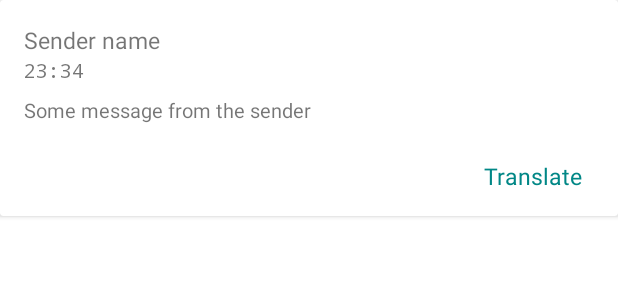
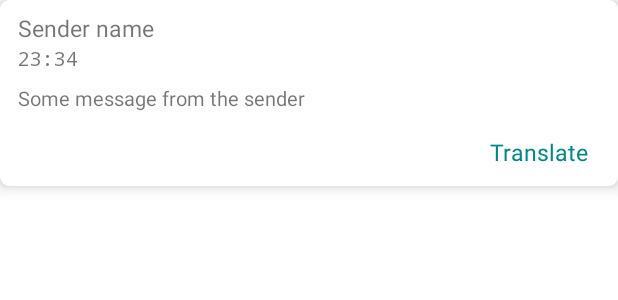
Before and after one commit to kuwapa/NotificationTranslate, an Android app: the layout msg_log_item.xml on its own in the app's theme, with its tools: preview values and no code run, on a phone screen of 412 x 824 dp. Shown: the top 300 px of the screen. Run offline under Robolectric (Android 15) with nearby library versions, the phone set to English and light mode, and no system bars; Roboto replaces fonts that are not available here.

Commit message:
Some beauty changes

```diff
--- a/app/src/main/AndroidManifest.xml
+++ b/app/src/main/AndroidManifest.xml
@@ -37,10 +37,6 @@
             <intent-filter>
                 <action android:name="android.service.notification.NotificationListenerService" />
             </intent-filter>
-
-            <meta-data
-                android:name="android.service.notification.default_filter_types"
-                android:value="conversations|alerting" />
         </service>
 
     </application>
--- a/app/src/main/java/com/pedalrhythm/notificationtranslate/DataUtils.kt
+++ b/app/src/main/java/com/pedalrhythm/notificationtranslate/DataUtils.kt
@@ -14,7 +14,7 @@ data class NotificationEntity(
 
 @Dao
 interface NotificationDao {
-    @Query("SELECT * FROM notification")
+    @Query("SELECT * FROM notification ORDER BY time DESC")
     fun getAll(): List<NotificationEntity>
 
     @Insert
--- a/app/src/main/java/com/pedalrhythm/notificationtranslate/NotificationListener.kt
+++ b/app/src/main/java/com/pedalrhythm/notificationtranslate/NotificationListener.kt
@@ -31,13 +31,14 @@ class NotificationListener : NotificationListenerService() {
     override fun onNotificationPosted(sbn: StatusBarNotification?) {
         if (sbn?.packageName == "com.whatsapp") {
 
+            Log.d("notification_data", sbn.notification.extras.toString())
             val sender = sbn.notification.extras.getString("android.title")
             val msg = sbn.notification.extras.getString("android.text")
 
             CoroutineScope(Dispatchers.IO).launch { // do your background tasks here
                 notificationDao.insert(
                     NotificationEntity(
-                        sender!!, msg!!, System.currentTimeMillis() / 1000
+                        sender!!.toString(), msg!!.toString(), System.currentTimeMillis() / 1000
                     )
                 )
             }
--- /dev/null
+++ b/app/src/main/res/drawable/map_button_ripple_bg.xml
@@ -0,0 +1,12 @@
+<?xml version="1.0" encoding="utf-8"?>
+<ripple xmlns:android="http://schemas.android.com/apk/res/android"
+    android:color="@color/md_grey_500">
+    <item
+        android:id="@android:id/mask"
+        android:gravity="center">
+        <shape>
+            <solid android:color="@color/white" />
+            <corners android:radius="6dp" />
+        </shape>
+    </item>
+</ripple>
--- a/app/src/main/res/layout/activity_main.xml
+++ b/app/src/main/res/layout/activity_main.xml
@@ -4,13 +4,15 @@
     xmlns:tools="http://schemas.android.com/tools"
     android:layout_width="match_parent"
     android:layout_height="match_parent"
-    android:background="@color/teal_200"
+    android:background="#E0E0E0"
     tools:context=".MainActivity">
 
     <androidx.recyclerview.widget.RecyclerView
         android:id="@+id/recyclerView"
         android:layout_width="match_parent"
         android:layout_height="match_parent"
+        android:padding="8dp"
+        android:clipToPadding="false"
         android:fontFamily="@font/bold_font"
         android:text="Hello World!"
         android:textColor="@color/white"
--- a/app/src/main/res/layout/msg_log_item.xml
+++ b/app/src/main/res/layout/msg_log_item.xml
@@ -2,16 +2,19 @@
 <androidx.cardview.widget.CardView xmlns:android="http://schemas.android.com/apk/res/android"
     xmlns:tools="http://schemas.android.com/tools"
     android:layout_width="match_parent"
+    xmlns:app="http://schemas.android.com/apk/res-auto"
+    app:cardElevation="6dp"
+    app:cardCornerRadius="6dp"
     android:layout_height="wrap_content">
 
     <RelativeLayout
         android:layout_width="match_parent"
         android:layout_height="wrap_content"
         android:orientation="vertical"
-        android:paddingLeft="16dp"
-        android:paddingTop="16dp"
-        android:paddingRight="16dp"
-        android:paddingBottom="8dp">
+        android:paddingLeft="12dp"
+        android:paddingTop="8dp"
+        android:paddingRight="12dp"
+        android:paddingBottom="4dp">
 
         <TextView
             android:id="@+id/fromTextView"
@@ -49,10 +52,8 @@
             android:layout_height="wrap_content"
             android:layout_below="@+id/contentTextView"
             android:layout_alignParentEnd="true"
-            android:layout_marginTop="16dp"
-            android:background="?attr/selectableItemBackground"
-            android:clickable="true"
-            android:focusable="true"
+            android:layout_marginTop="8dp"
+            android:background="@drawable/map_button_ripple_bg"
             android:fontFamily="@font/medium_font"
             android:padding="8dp"
             android:text="Translate"
--- a/app/src/main/res/values-night/themes.xml
+++ b/app/src/main/res/values-night/themes.xml
@@ -1,6 +1,6 @@
 <resources xmlns:tools="http://schemas.android.com/tools">
     <!-- Base application theme. -->
-    <style name="Theme.NotificationTranslate" parent="Theme.MaterialComponents.DayNight.DarkActionBar">
+    <style name="Theme.NotificationTranslate" parent="Theme.MaterialComponents.DayNight.NoActionBar">
         <!-- Primary brand color. -->
         <item name="colorPrimary">@color/purple_200</item>
         <item name="colorPrimaryVariant">@color/purple_700</item>
--- a/app/src/main/res/values/themes.xml
+++ b/app/src/main/res/values/themes.xml
@@ -1,9 +1,9 @@
 <resources xmlns:tools="http://schemas.android.com/tools">
     <!-- Base application theme. -->
-    <style name="Theme.NotificationTranslate" parent="Theme.MaterialComponents.DayNight.DarkActionBar">
+    <style name="Theme.NotificationTranslate" parent="Theme.MaterialComponents.DayNight.NoActionBar">
         <!-- Primary brand color. -->
         <item name="colorPrimary">@color/purple_500</item>
-        <item name="colorPrimaryVariant">@color/purple_700</item>
+        <item name="colorPrimaryVariant">@color/black</item>
         <item name="colorOnPrimary">@color/white</item>
         <!-- Secondary brand color. -->
         <item name="colorSecondary">@color/teal_200</item>
```
Also changed, not shown: app/src/main/java/com/pedalrhythm/notificationtranslate/MainActivity.kt (+8 -4 lines), app/src/main/java/com/pedalrhythm/notificationtranslate/Utils.kt (+7 -0 lines), app/src/main/java/com/pedalrhythm/notificationtranslate/VerticalSpaceItemDecoration.kt (added, +32 -0 lines).
